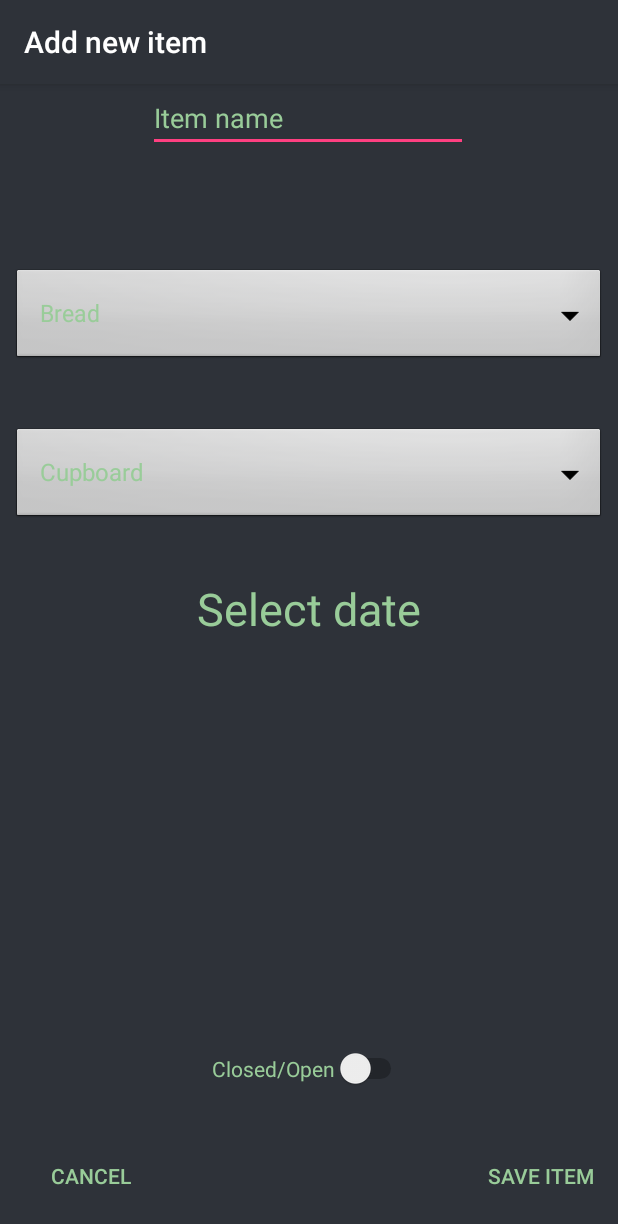
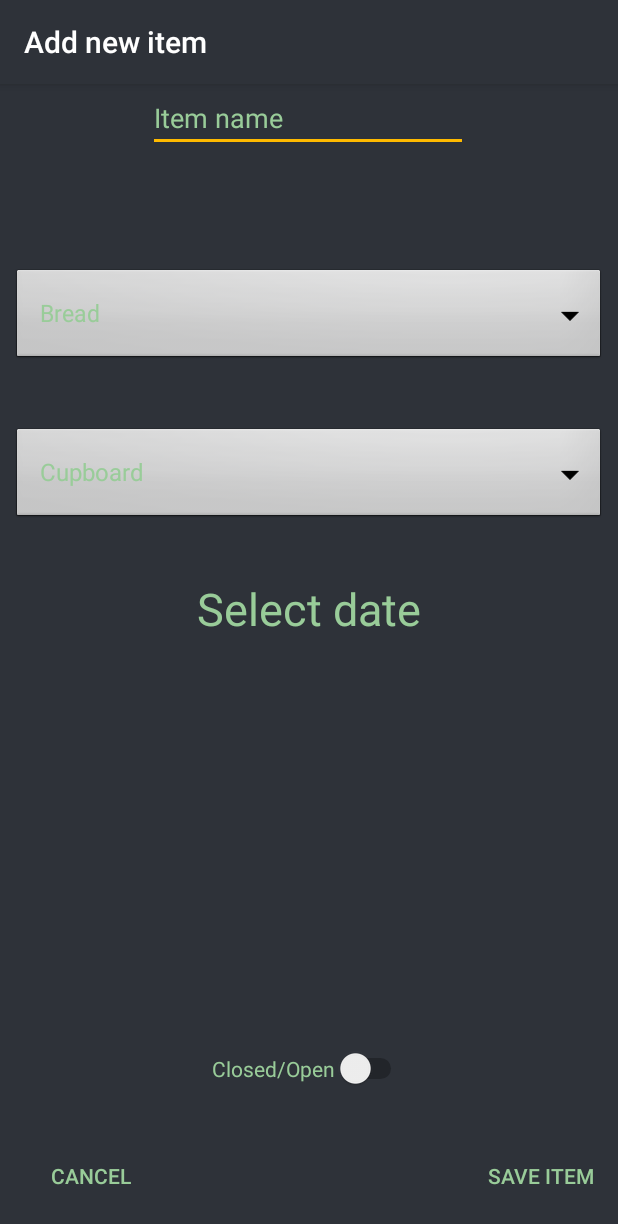
Before and after one commit to HamPaa35/P2_app_rep, an Android app: the screen it shows after launch (additem), after a tap on an icon or button, on a phone screen of 412 x 824 dp. Shown: the top 1224 px of the screen. Run offline under Robolectric (Android 15) with nearby library versions, the light colour scheme and no system bars.

Commit message:
minor changes

```diff
--- a/app/src/main/AndroidManifest.xml
+++ b/app/src/main/AndroidManifest.xml
@@ -5,7 +5,7 @@
     <application
         android:name=".customApplication"
         android:allowBackup="true"
-        android:icon="@mipmap/ic_launcher"
+        android:icon="@drawable/app"
         android:label="@string/app_name"
         android:roundIcon="@mipmap/ic_launcher_round"
         android:supportsRtl="true"
--- a/app/src/main/java/com/example/pjevs/projecttest1/ItemClass.java
+++ b/app/src/main/java/com/example/pjevs/projecttest1/ItemClass.java
@@ -15,8 +15,8 @@ public class ItemClass extends FileManager implements Serializable{
     private String openClosed;
     private int spinnerCatPos;
     private int spinnerStorPos;
-    static int consumedCounter = 0;
-    static int trashedCounter = 0;
+    static int consumedCounter;
+    static int trashedCounter;
     private static ArrayList<ItemClass> itemList = new ArrayList<>();
     //These constructors needs to be cleaned up at some point
 
@@ -124,5 +124,17 @@ public class ItemClass extends FileManager implements Serializable{
         ItemClass.itemList = itemList;
     }
 
-
+    /*public static int getPercentageOfItemsConsumed(){
+        int percentage;
+        if (consumedCounter == 0){
+            percentage = 100;
+            return percentage;
+        }
+         else{
+            int trashPlusConsumed = trashedCounter + consumedCounter;
+            int consumedDivTrash = consumedCounter/trashPlusConsumed;
+            percentage = consumedDivTrash * 100;
+            return percentage;
+        }
+    }*/
 }
--- a/app/src/main/java/com/example/pjevs/projecttest1/editCategory.java
+++ b/app/src/main/java/com/example/pjevs/projecttest1/editCategory.java
@@ -22,7 +22,7 @@ public class editCategory extends AppCompatActivity {
     EditText catClosedExsp;
     Spinner storageDropper;
 
-
+    //Ints needed in order to get the right item from the list
     private int catPosition;
     private Category catToBeEdited;
 
@@ -45,7 +45,6 @@ public class editCategory extends AppCompatActivity {
         catClosedExsp.setText(catToBeEdited.getTypicalExpirationClosed());
 
         storageDropper();
-
     }
 
     public void storageDropper() {
--- a/app/src/main/res/layout/activity_additem.xml
+++ b/app/src/main/res/layout/activity_additem.xml
@@ -91,8 +91,9 @@
         android:ems="10"
         android:hint="Item name"
 
+        android:inputType="text"
+        android:textColor="@color/colorText"
         android:textColorHint="@color/colorText"
-        android:inputType="text"
         app:layout_constraintBottom_toTopOf="@+id/categoryPicker"
         app:layout_constraintEnd_toEndOf="parent"
         app:layout_constraintStart_toStartOf="parent" />
--- a/app/src/main/res/layout/activity_categories.xml
+++ b/app/src/main/res/layout/activity_categories.xml
@@ -37,6 +37,8 @@
         android:background="#00000000"
         android:onClick="addNewCategory"
         android:text="add new category"
+        android:textColor="@color/colorTextHeadlines"
+        android:textSize="24sp"
         app:layout_constraintBottom_toBottomOf="parent"
         app:layout_constraintEnd_toEndOf="parent" />
 
--- a/app/src/main/res/layout/activity_category.xml
+++ b/app/src/main/res/layout/activity_category.xml
@@ -24,7 +24,6 @@
             android:layout_height="wrap_content"
             android:layout_alignParentStart="true"
             android:textAlignment="textStart"
-            android:textColor="@android:color/black"
             android:textSize="24sp"
             android:textStyle="bold" />
 
@@ -34,7 +33,6 @@
             android:layout_height="wrap_content"
             android:layout_alignParentEnd="true"
             android:textAlignment="textEnd"
-            android:textColor="@android:color/black"
             android:textStyle="bold" />
 
         <TextView
@@ -52,7 +50,6 @@
             android:layout_alignParentEnd="true"
             android:layout_below="@id/textView2"
             android:textAlignment="textEnd"
-            android:textColor="@android:color/black"
             android:textStyle="bold" />
 
     </RelativeLayout>
--- a/app/src/main/res/values/styles.xml
+++ b/app/src/main/res/values/styles.xml
@@ -8,7 +8,7 @@
         <item name="android:colorBackground">@color/colorWindowBackground</item>
         <item name="android:textColor">@color/colorText</item>
         <item name="actionMenuTextColor">@color/colorTextHeadlines</item>
-        <item name="colorAccent">@color/colorAccent</item>
+        <item name="colorAccent">@color/colorTextHeadlines</item>
     </style>
 
 </resources>
```
Also changed, not shown: app/src/main/java/com/example/pjevs/projecttest1/editItem.java (+3 -8 lines), app/src/main/java/com/example/pjevs/projecttest1/statisticsActivity.java (+12 -4 lines).
